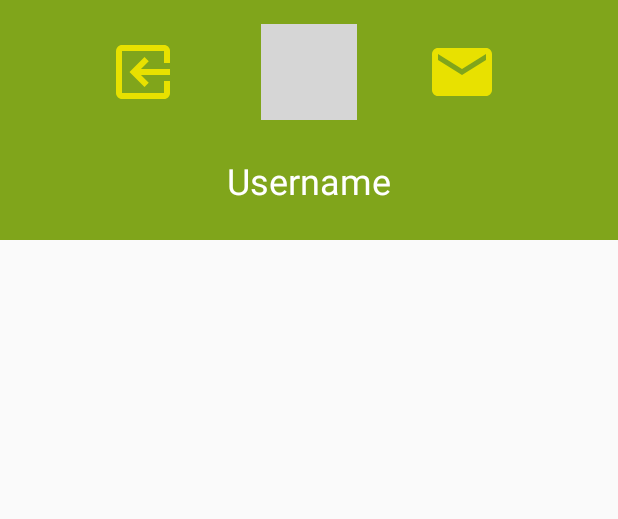
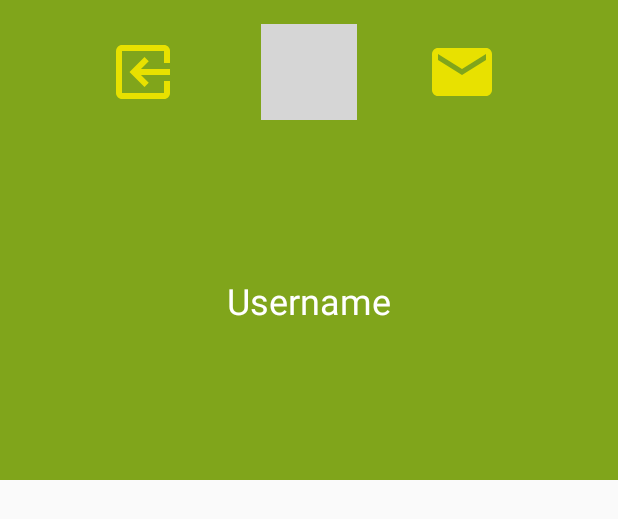
Before and after one commit to hendercine/SundayAssemblyLosAngeles, an Android app: the layout nav_header_main.xml on its own in the app's theme, with its tools: preview values and no code run, on a phone screen of 412 x 824 dp. Shown: the top 519 px of the screen. Run offline under Robolectric (Android 15) with nearby library versions, the phone set to English and light mode, and no system bars; grey boxes are pictures that could not be loaded.

Commit message:
style: Makes tweaks to overall style of Appbar

```diff
--- a/app/src/main/java/com/hendercine/sala/ui/MainActivity.java
+++ b/app/src/main/java/com/hendercine/sala/ui/MainActivity.java
@@ -129,7 +129,7 @@ public class MainActivity extends BaseActivity {
     AppBarLayout mAppBarLayout;
 
     @BindView(R.id.user_nav_header_img_view)
-    ImageView mUserHeaderImageView;
+    ImageView mUserHeaderIV;
     @BindView(R.id.username_nav_header_text_view)
     TextView mUsernameHeaderView;
     @BindView(R.id.content_frame)
@@ -336,13 +336,13 @@ public class MainActivity extends BaseActivity {
                     .toString();
             Glide.with(this)
                     .load(mUserPhotoUrl)
-                    .into(mUserHeaderImageView);
+                    .into(mUserHeaderIV);
         } else {
             // Signed out
             mUsernameHeaderView.setText(R.string.dummy_user_name);
             Glide.with(this)
                     .load(R.drawable.sala_logo_grass)
-                    .into(mUserHeaderImageView);
+                    .into(mUserHeaderIV);
         }
     }
 
--- a/app/src/main/res/layout-sw600dp/activity_main.xml
+++ b/app/src/main/res/layout-sw600dp/activity_main.xml
@@ -13,7 +13,8 @@
     xmlns:tools="http://schemas.android.com/tools"
     android:id="@+id/side_bar_layout"
     android:layout_width="match_parent"
-    android:layout_height="match_parent">
+    android:layout_height="match_parent"
+    android:background="@color/colorPrimaryDark">
 
     <android.support.constraint.Guideline
         android:id="@+id/guideline4"
@@ -26,7 +27,7 @@
         android:id="@+id/two_pane_divider"
         android:layout_width="1dp"
         android:layout_height="match_parent"
-        android:background="@color/colorAccent"
+        android:background="@color/color_over_primary"
         app:layout_constraintBottom_toBottomOf="parent"
         app:layout_constraintEnd_toStartOf="@+id/guideline4"
         app:layout_constraintStart_toEndOf="@+id/main_side_bar_recycler_view"
@@ -64,6 +65,7 @@
     <ProgressBar
         android:id="@+id/progress_bar"
         style="@style/Widget.MaterialProgressBar.ProgressBar.Large"
+        android:background="@color/colorAccent"
         android:layout_width="wrap_content"
         android:layout_height="wrap_content"
         android:layout_marginBottom="8dp"
--- a/app/src/main/res/layout/nav_header_main.xml
+++ b/app/src/main/res/layout/nav_header_main.xml
@@ -13,7 +13,7 @@
     xmlns:tools="http://schemas.android.com/tools"
     android:id="@+id/nav_header"
     android:layout_width="match_parent"
-    android:layout_height="160dp"
+    android:layout_height="@dimen/custom_app_bar_height"
     android:background="@color/colorPrimary"
     android:clickable="true"
     android:focusable="true"
@@ -31,11 +31,11 @@
         android:layout_marginStart="8dp"
         android:autoLink="email"
         android:background="@drawable/baseline_email_24"
-        app:layout_constraintBottom_toBottomOf="@+id/user_nav_header_img_view"
+        app:layout_constraintBottom_toBottomOf="@id/user_nav_header_img_view"
         app:layout_constraintEnd_toEndOf="parent"
         app:layout_constraintHorizontal_bias="0.406"
-        app:layout_constraintStart_toEndOf="@+id/user_nav_header_img_view"
-        app:layout_constraintTop_toTopOf="@+id/user_nav_header_img_view"/>
+        app:layout_constraintStart_toEndOf="@id/user_nav_header_img_view"
+        app:layout_constraintTop_toTopOf="@id/user_nav_header_img_view"/>
 
     <ImageView
         android:id="@+id/user_nav_header_img_view"
@@ -45,10 +45,10 @@
         android:layout_marginStart="8dp"
         android:adjustViewBounds="false"
         android:contentDescription="@string/nav_profile_picture_description"
-        app:layout_constraintBottom_toBottomOf="@+id/logout_btn"
+        app:layout_constraintBottom_toBottomOf="@id/logout_btn"
         app:layout_constraintEnd_toEndOf="parent"
         app:layout_constraintStart_toStartOf="parent"
-        app:layout_constraintTop_toTopOf="@+id/logout_btn"
+        app:layout_constraintTop_toTopOf="@id/logout_btn"
         app:srcCompat="@drawable/baseline_account_circle_48"/>
 
     <Button
@@ -60,7 +60,7 @@
         android:layout_marginTop="8dp"
         android:background="@drawable/baseline_exit_to_app_24"
         android:scaleX="-1"
-        app:layout_constraintEnd_toStartOf="@+id/user_nav_header_img_view"
+        app:layout_constraintEnd_toStartOf="@id/user_nav_header_img_view"
         app:layout_constraintStart_toStartOf="parent"
         app:layout_constraintTop_toTopOf="parent"
         />
@@ -79,7 +79,7 @@
         app:layout_constraintBottom_toBottomOf="parent"
         app:layout_constraintEnd_toEndOf="parent"
         app:layout_constraintStart_toStartOf="parent"
-        app:layout_constraintTop_toBottomOf="@+id/user_nav_header_img_view"
+        app:layout_constraintTop_toBottomOf="@id/user_nav_header_img_view"
         tools:text="@string/dummy_user_name"/>
 
 </android.support.constraint.ConstraintLayout>
--- a/app/src/main/res/values/colors.xml
+++ b/app/src/main/res/values/colors.xml
@@ -4,6 +4,6 @@
     <color name="colorPrimary" tools:override="true">#80a51b</color>
     <color name="colorPrimaryDark" tools:override="true">#00847e</color>
     <color name="colorAccent" tools:override="true">#e8e100</color>
-    <color name="primaryTextColor" tools:override="true">#ffffff</color>
+    <color name="color_over_primary" tools:override="true">#ffffff</color>
 
 </resources>
--- a/app/src/main/res/values/styles.xml
+++ b/app/src/main/res/values/styles.xml
@@ -3,10 +3,14 @@
     <!-- Base application theme. -->
     <style name="AppTheme" parent="Theme.AppCompat.Light.NoActionBar">
         <!-- Customize your theme here. -->
-        <item name="colorPrimary" tools:override="true">@color/colorPrimary</item>
-        <item name="colorPrimaryDark" tools:override="true">@color/colorPrimaryDark</item>
-        <item name="colorAccent" tools:override="true">@color/colorAccent</item>
-        <item name="primaryTextColor" tools:override="true">@color/primaryTextColor</item>
+        <item name="colorPrimary">@color/colorPrimary</item>
+        <item name="colorPrimaryDark">@color/colorPrimaryDark</item>
+        <item name="colorAccent">@color/colorAccent</item>
+        <item name="android:textColor">@color/color_over_primary</item>
+        <item name="android:windowTranslucentNavigation">false</item>
+        <item name="android:windowTranslucentStatus">false</item>
+        <item name="android:windowNoTitle">true</item>
+        <item name="android:fontFamily">sans-serif</item>
     </style>
 
     <style name="AppTheme.NoActionBar">
@@ -19,6 +23,15 @@
 
     <style name="AppTheme.PopupOverlay" parent="ThemeOverlay.AppCompat.Light"/>
 
+    <style name="AppTheme.AppBarTitle">
+        <item name="android:textAppearance">@style/TextAppearance.AppCompat.Display1</item>
+        <item name="fontFamily">sans-serif-condensed</item>
+    </style>
+
+    <style name="AppTheme.Thumbnail">
+        <item name="android:scaleType">centerCrop</item>
+    </style>
+
     <style name="AppTheme.SideBar">
         <item name="android:textAppearanceListItem">@style/TextAppearance.AppCompat.Menu</item>
     </style>
```
Also changed, not shown: app/src/main/res/layout/app_bar_main.xml (+14 -7 lines).
